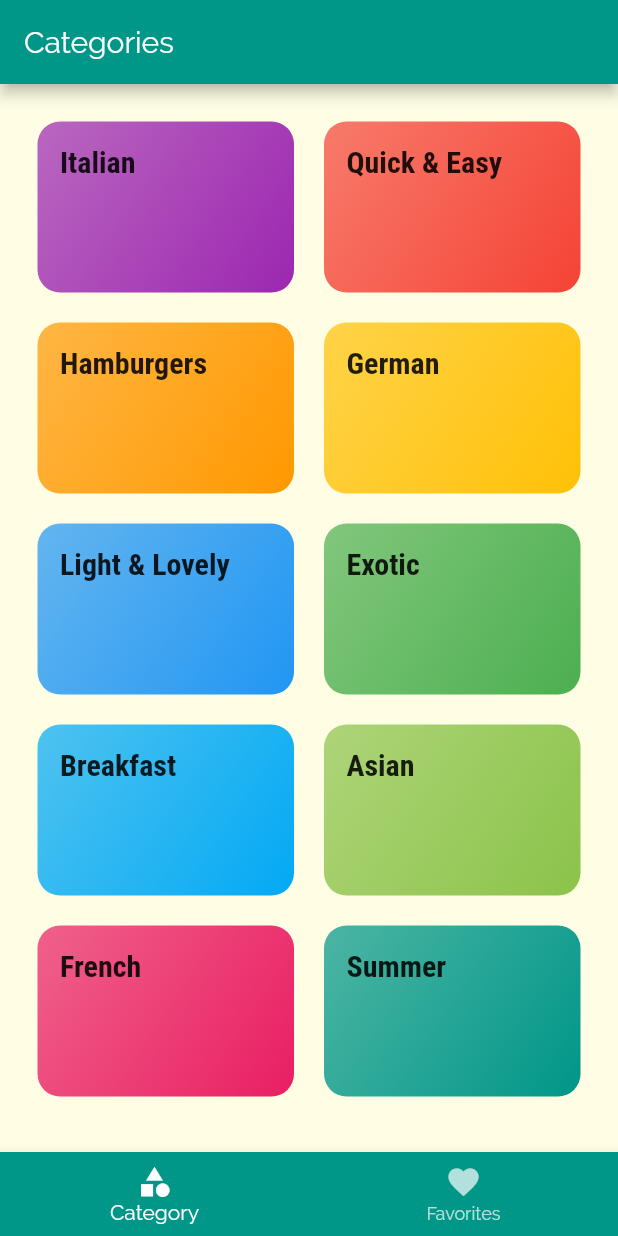
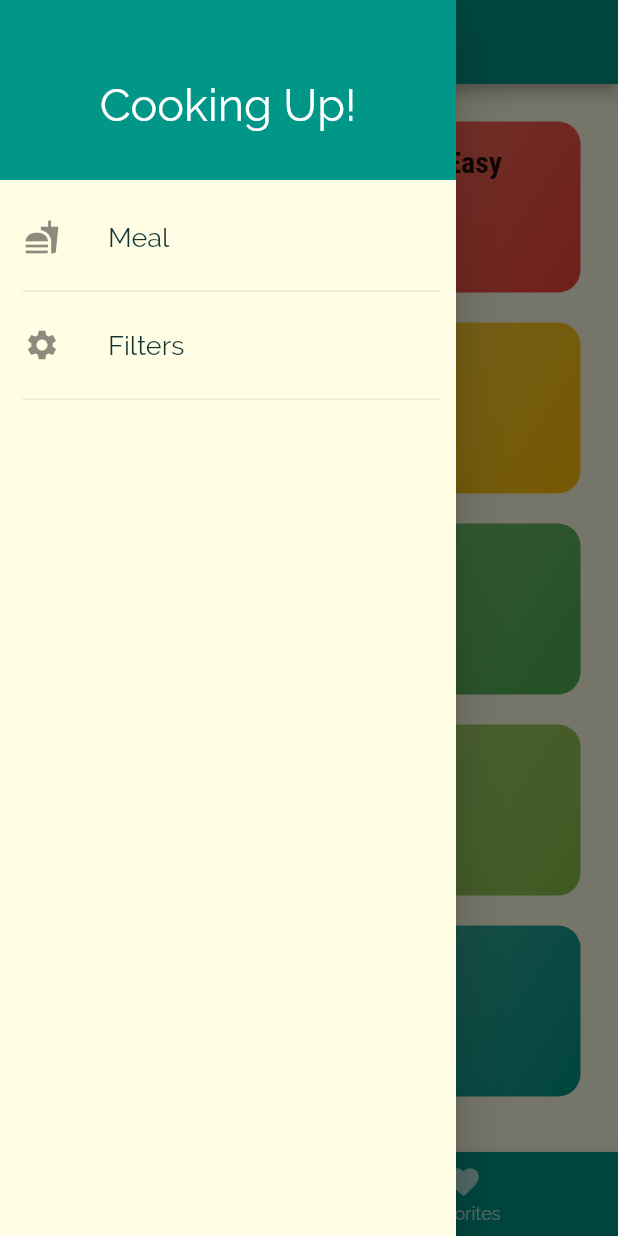
Before and after one commit to lemanfoetra/flutter-module-7-navigation-multiplescreen, a Flutter app: the screen it shows after launch, with the side drawer open (before the commit the screen has no drawer), on a phone screen of 412 x 824 dp. Run offline on Flutter 3.47's test engine with Material 2 defaults, Android fonts, the phone set to English and light mode, and no system bars.

Commit message:
Adding a Custom Drawer

```diff
--- a/lib/screen/tabs_screen.dart
+++ b/lib/screen/tabs_screen.dart
@@ -1,4 +1,5 @@
 import 'package:flutter/material.dart';
+import 'package:meals/widget/my_drawer.dart';
 import './FavoritesScreen.dart';
 import './categories_screen.dart';
 
@@ -7,7 +8,9 @@ class TabsScreen extends StatefulWidget {
   _TabsScreenState createState() => _TabsScreenState();
 }
 
+
 class _TabsScreenState extends State<TabsScreen> {
+
   final List<Map<String, Object>> _listScreen = [
     {
       'page': CategoriesScreen(),
@@ -44,11 +47,16 @@ class _TabsScreenState extends State<TabsScreen> {
         backgroundColor: Theme.of(context).primaryColor,
         items: [
           BottomNavigationBarItem(
-              icon: Icon(Icons.category), title: Text('Category')),
+            icon: Icon(Icons.category),
+            title: Text('Category'),
+          ),
           BottomNavigationBarItem(
-              icon: Icon(Icons.favorite), title: Text('Favorites')),
+            icon: Icon(Icons.favorite),
+            title: Text('Favorites'),
+          ),
         ],
       ),
+      drawer: MyDrawer(),
     );
   }
 }
--- /dev/null
+++ b/lib/widget/my_drawer.dart
@@ -0,0 +1,55 @@
+import 'package:flutter/material.dart';
+
+class MyDrawer extends StatelessWidget {
+
+
+  Widget listDrewer(String title, IconData icon) {
+    return Column(
+      children: <Widget>[
+        ListTile(
+          leading: Icon(icon),
+          title: Text(
+            title,
+            style: TextStyle(fontSize: 18, fontWeight: FontWeight.w500),
+          ),
+          onTap: () {},
+        ),
+        Padding(
+          padding: EdgeInsets.only(right: 10, left: 15),
+          child: Divider(),
+        ),
+      ],
+    );
+  }
+
+  @override
+  Widget build(BuildContext context) {
+    return Drawer(
+      child: Column(
+        children: <Widget>[
+          Container(
+            padding: EdgeInsets.only(top: 20),
+            color: Theme.of(context).primaryColor,
+            height: 120,
+            width: double.infinity,
+            child: Center(
+              child: Text(
+                'Cooking Up!',
+                textAlign: TextAlign.center,
+                style: TextStyle(
+                    fontSize: 30,
+                    color: Colors.white,
+                    fontWeight: FontWeight.w500),
+              ),
+            ),
+          ),
+          SizedBox(
+            height: 10,
+          ),
+          listDrewer('Meal', Icons.fastfood),
+          listDrewer('Filters', Icons.settings),
+        ],
+      ),
+    );
+  }
+}
```
